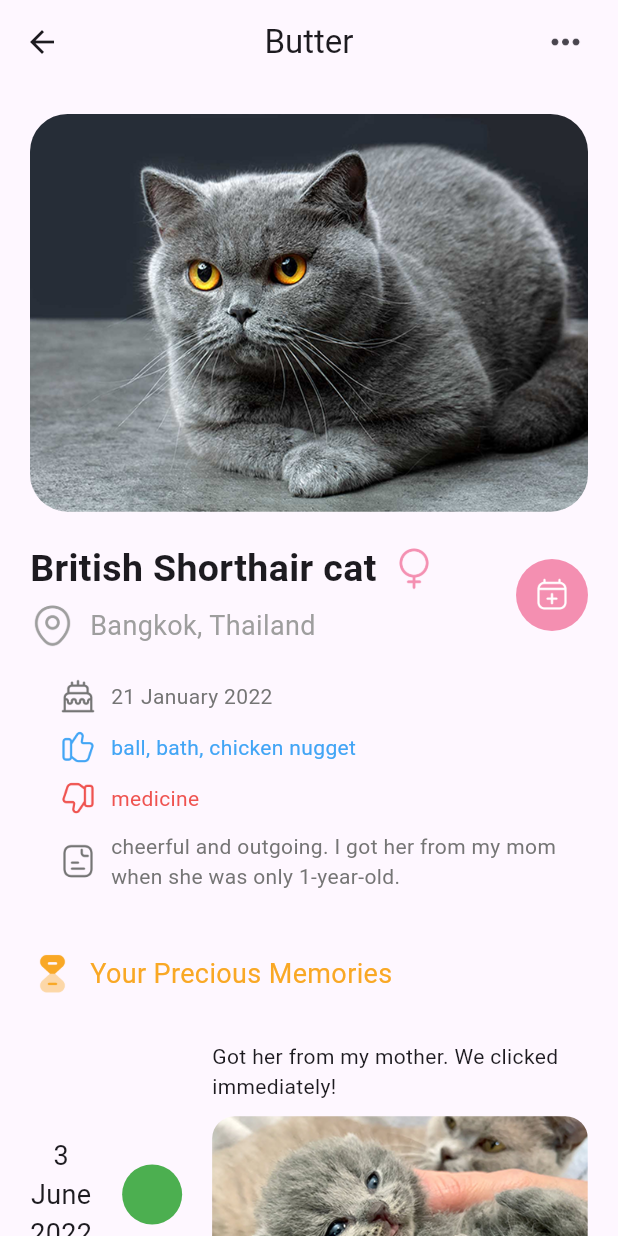
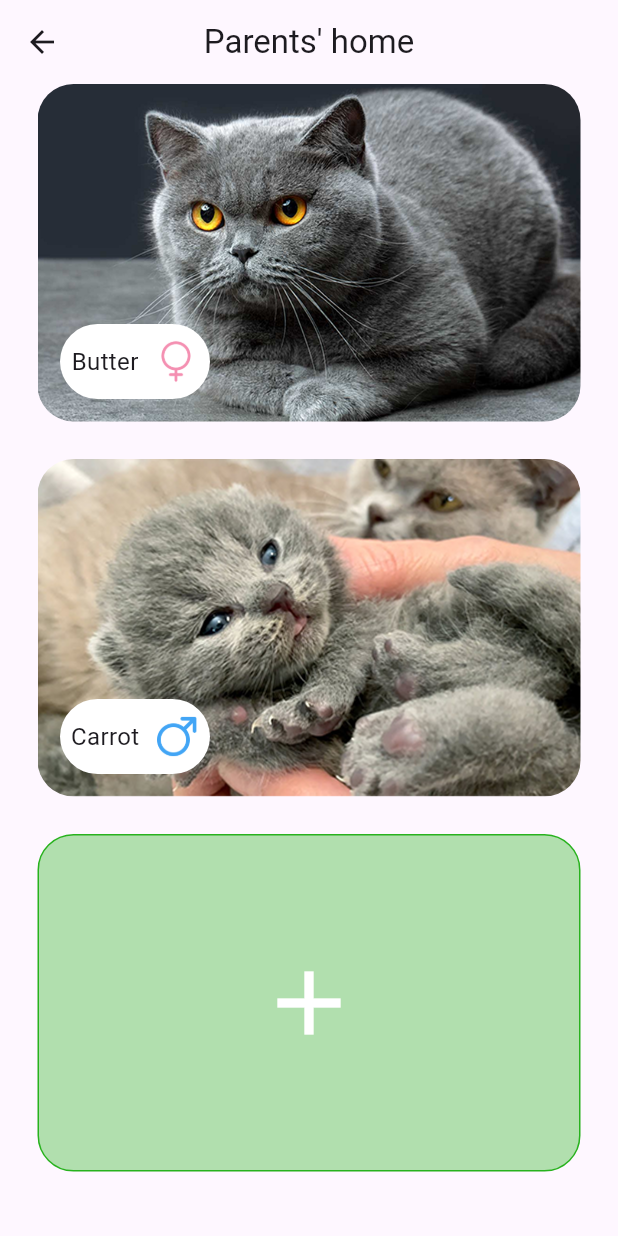
Before and after one commit to nk-n/PawPocket, a Flutter app: the Navbar screen opened by its route, after a tap on "Parents' home", on a phone screen of 412 x 824 dp. Run offline on Flutter 3.47's test engine with Material 3 defaults, Android fonts, the phone set to English and light mode, and no system bars; our stand-ins replace firebase_auth, firebase_core, image_picker; missing offline and left inert: firebase_ui_auth; accounts and stored records are empty.

Commit message:
feat(pet): create pet_home page, refactor code, and link available pages together

```diff
--- a/lib/model/home.dart
+++ b/lib/app/homepage/home.dart
@@ -1,5 +1,6 @@
 import 'package:flutter/material.dart';
-import 'pet.dart';
+import '../../model/pet.dart';
+import 'pet_home.dart';
 
 class Home extends StatelessWidget {
   Home({super.key, required this.homeName, required this.homeImage});
@@ -25,7 +26,9 @@ class Home extends StatelessWidget {
   Widget build(BuildContext context) {
     return GestureDetector(
       onTap: () {
-        Navigator.pushNamed(context, '/eachpet');
+        Navigator.push(context, MaterialPageRoute(builder: (context) =>
+          PetHome(user: "user", homeName: homeName),
+        ));
       },
 
       child: Card(
--- /dev/null
+++ b/lib/app/homepage/pet_home.dart
@@ -0,0 +1,79 @@
+import 'package:flutter/material.dart';
+import 'pet_widgets.dart';
+import '../../model/pet.dart';
+import 'home.dart';
+
+class PetHome extends StatefulWidget {
+  PetHome({super.key, required this.user, required this.homeName});
+  final user;
+  final String homeName;
+  List pets = [
+    PetPanel(
+      pet: Pet(
+        petName: "Butter",
+        petImage: "cat.png",
+        petBDay: "2021-01-21",
+        petGender: "Female",
+        petBreed: "British Shorthair",
+        petFav: "ball, bath, chicken, nugget",
+        petHate: "medicine",
+        petDesc:
+            "cheerful and outgoing. I got her from my mom when she was only 1-year-old.",
+      ),
+    ),
+
+    PetPanel(
+      pet: Pet(
+        petName: "Carrot",
+        petImage: "baby_cat.png",
+        petBDay: "2021-01-21",
+        petGender: "Male",
+        petBreed: "British Shorthair",
+        petFav: "ball, bath, chicken, nugget",
+        petHate: "medicine",
+        petDesc:
+            "cheerful and outgoing. I got her from my mom when she was only 1-year-old.",
+      ),
+    ),
+
+  AddPetButton()
+
+  ];
+
+  @override
+  State<PetHome> createState() => _PetHomeState();
+}
+
+class _PetHomeState extends State<PetHome> {
+  @override
+  Widget build(BuildContext context) {
+    return Scaffold(
+      appBar: AppBar(
+        title: Text(widget.homeName),
+        centerTitle: true,
+        leading: IconButton(
+          onPressed: () {
+            Navigator.pop(context);
+          },
+          icon: Icon(Icons.arrow_back),
+        ),
+      ),
+      body: Container(
+        child: ScrollConfiguration(
+          behavior: const ScrollBehavior(),
+          child: ListView.builder(
+            itemCount: widget.pets.length,
+            itemBuilder: (BuildContext context, int index) {
+              return Container(
+                height: 225,
+                width: 420,
+                margin: EdgeInsets.only(bottom: 25, left: 25, right: 25),
+                child: widget.pets[index],
+              );
+            },
+          ),
+        ),
+      ),
+    );
+  }
+}
--- a/lib/pet_main_page.dart
+++ b/lib/app/homepage/pet_main_page.dart
@@ -1,7 +1,8 @@
 import 'package:flutter/material.dart';
 import 'package:pawpocket/nav_bar.dart';
-import 'model/home.dart';
-import 'model/pet.dart';
+import 'home.dart';
+import 'pet_widgets.dart';
+import '../../model/pet.dart';
 
 class PetMainPage extends StatefulWidget {
   PetMainPage({super.key, required this.user});
--- /dev/null
+++ b/lib/app/homepage/pet_widgets.dart
@@ -0,0 +1,174 @@
+import 'package:flutter/material.dart';
+import 'package:pawpocket/model/pet.dart';
+import '../each-pet/each-pet.dart';
+
+class PetPanel extends StatelessWidget {
+  PetPanel({super.key, required this.pet});
+  final Pet pet;
+
+  @override
+  Widget build(BuildContext context) {
+    return GestureDetector(
+      onTap: () {
+        Navigator.push(context, MaterialPageRoute(builder: (context) => EachPet()));
+      },
+      child: Container(
+        height: 225,
+        width: 420,
+        decoration: BoxDecoration(
+          borderRadius: BorderRadius.circular(24),
+          image: DecorationImage(
+            image: AssetImage("assets/images/${pet.petImage}"),
+            fit: BoxFit.cover,
+          ),
+        ),
+        alignment: Alignment.bottomLeft,
+        child: Container(
+          margin: EdgeInsets.all(15),
+          height: 50,
+          width: 100,
+          decoration: BoxDecoration(
+            color: Colors.white,
+            borderRadius: BorderRadius.circular(32),
+          ),
+          child: Row(
+            mainAxisAlignment: MainAxisAlignment.center,
+            children: [
+              Text(
+                pet.petName,
+                style: TextStyle(fontSize: 16, overflow: TextOverflow.fade),
+              ),
+              const SizedBox(width: 10),
+              ImageIcon(
+                AssetImage(
+                  pet.petGender == "Female"
+                      ? "assets/images/female_icon.png"
+                      : "assets/images/male_icon.png",
+                ),
+                color:
+                    pet.petGender == "Female"
+                        ? Colors.pink[200]
+                        : Colors.blue[400],
+                size: 30,
+              ),
+            ],
+          ),
+        ),
+      ),
+    );
+  }
+}
+
+class AddPetButton extends StatelessWidget {
+  AddPetButton({super.key});
+ @override
+  Widget build(BuildContext context) {
+    return GestureDetector(
+      onTap: () {},
+      child: Container(
+        height: 225,
+        width: 420,
+        decoration: BoxDecoration(
+          color: Color.fromARGB(255, 177, 223, 174),
+          borderRadius: BorderRadius.circular(24),
+          border: Border.all(color: Color.fromARGB(255, 40, 178, 30), width: 1),
+        ),
+        child: Icon(Icons.add, size: 72, color: Colors.white),
+      ),
+    );
+  }
+}
+
+class PetRecent extends StatelessWidget {
+  PetRecent({
+    super.key,
+    required this.pet,
+    required this.date,
+    required this.reminderDesc,
+  });
+  final Pet pet;
+  final String date;
+  final String reminderDesc;
+
+  @override
+  Widget build(BuildContext context) {
+    return GestureDetector(
+      onTap: () {},
+      child: Card(
+        shape: RoundedRectangleBorder(borderRadius: BorderRadius.circular(16)),
+        child: Container(
+          width: 420,
+          child: Column(
+            children: [
+              SizedBox(
+                // decoration: BoxDecoration(
+                //   borderRadius: BorderRadius.circular(16),
+                // ),
+                height: 150,
+                width: 420,
+                child: Image.asset(
+                  "assets/images/${pet.petImage}",
+                  fit: BoxFit.cover,
+                ),
+              ),
+
+              Row(
+                mainAxisAlignment: MainAxisAlignment.spaceBetween,
+                children: [
+                  Container(
+                    margin: EdgeInsets.only(top: 5, left: 15, right: 15),
+                    alignment: Alignment.centerLeft,
+                    child: Text(
+                      "${pet.petName}, ${pet.petBreed}",
+                      style: TextStyle(
+                        fontSize: 18,
+                        fontWeight: FontWeight.bold,
+                        overflow: TextOverflow.fade,
+                      ),
+                    ),
+                  ),
+                  Container(
+                    margin: EdgeInsets.only(left: 15, right: 15),
+                    child: IconButton(
+                      onPressed: () {},
+                      icon: Icon(Icons.more_horiz_rounded),
+                    ),
+                  ),
+                ],
+              ),
+
+              Row(
+                children: [
+                  IconButton(
+                    onPressed: () {},
+                    icon: Icon(Icons.calendar_month_sharp),
+                  ),
+                  Container(
+                    margin: EdgeInsets.only(left: 5, right: 10),
+                    alignment: Alignment.centerLeft,
+                    child: Text(
+                      date,
+                      style: TextStyle(
+                        fontSize: 16,
+                        overflow: TextOverflow.fade,
+                      ),
+                    ),
+                  ),
+                ],
+              ),
+
+              Container(
+                margin: EdgeInsets.only(top: 5, left: 15, right: 15),
+                alignment: Alignment.centerLeft,
+                child: Text(
+                  reminderDesc,
+                  style: TextStyle(fontSize: 16, overflow: TextOverflow.fade),
+                ),
+              ),
+            ],
+          ),
+        ),
+      ),
+    );
+  }
+}
--- a/lib/model/pet.dart
+++ b/lib/model/pet.dart
@@ -1,9 +1,16 @@
 import 'package:flutter/material.dart';
 
 class Pet {
-  Pet({required this.petName, required this.petImage, required this.petBDay,
-  required this.petGender, required this.petBreed,
-  required this.petFav, required this.petHate, required this.petDesc});
+  Pet({
+    required this.petName,
+    required this.petImage,
+    required this.petBDay,
+    required this.petGender,
+    required this.petBreed,
+    required this.petFav,
+    required this.petHate,
+    required this.petDesc,
+  });
 
   final String petName;
   final String petImage;
@@ -14,95 +21,3 @@ class Pet {
   final String petHate;
   final String petDesc;
 }
-
-// class PetPanel extends StatelessWidget {
-//   PetPanel({super.key, required this.pet});
-//   final Pet pet;
-
-
-
-// }
-
-class PetRecent extends StatelessWidget {
-  PetRecent({super.key, required this.pet, required this.date, required this.reminderDesc});
-  final Pet pet;
-  final String date;
-  final String reminderDesc;
-
-  @override
-  Widget build(BuildContext context) {
-    return GestureDetector(
-      onTap: () {
-
-      },
-      child: Card(
-        shape: RoundedRectangleBorder(borderRadius: BorderRadius.circular(16)),
-        child: Container(
-          width: 420,
-          child: Column(
-          children: [
-            SizedBox(
-              // decoration: BoxDecoration(
-              //   borderRadius: BorderRadius.circular(16),
-              // ),
-              height: 150,
-              width: 420,
-              child: Image.asset(
-                "assets/images/${pet.petImage}",
-                fit: BoxFit.cover,
-              ),
-            ),
-
-          Row(
-            mainAxisAlignment: MainAxisAlignment.spaceBetween,
-            children: [
-            Container(
-              margin: EdgeInsets.only(top: 5, left: 15, right: 15),
-              alignment: Alignment.centerLeft,
-              child: Text(
-                "${pet.petName}, ${pet.petBreed}",
-                style: TextStyle(fontSize: 18, fontWeight: FontWeight.bold, overflow: TextOverflow.fade),
-              ),
-            ),
-            Container(
-              margin: EdgeInsets.only(left: 15, right: 15),
-              child: IconButton(
-                onPressed: () {},
-                icon: Icon(Icons.more_horiz_rounded)
-                ),
-            )
-            ],
-          ),
-
-           Row(
-            children: [
-            IconButton(
-              onPressed: () {},
-              icon: Icon(Icons.calendar_month_sharp)
-            ),
-            Container(
-              margin: EdgeInsets.only(left: 5, right: 10),
-              alignment: Alignment.centerLeft,
-              child: Text(
-                date,
-                style: TextStyle(fontSize: 16, overflow: TextOverflow.fade),
-              ),
-            ),
-            ],
-           ),
-
-            Container(
-              margin: EdgeInsets.only(top: 5, left: 15, right: 15),
-              alignment: Alignment.centerLeft,
-              child: Text(
-                reminderDesc,
-                style: TextStyle(fontSize: 16, overflow: TextOverflow.fade),
-              ),
-            ),
-          ],
-        )
-        )
-      ),
-    );
-  }
-}
--- a/lib/nav_bar.dart
+++ b/lib/nav_bar.dart
@@ -1,7 +1,7 @@
 import 'package:flutter/material.dart';
 import 'package:firebase_auth/firebase_auth.dart';
 import 'package:firebase_ui_auth/firebase_ui_auth.dart';
-import 'pet_main_page.dart';
+import 'app/homepage/pet_main_page.dart';
 
 
 class Navbar extends StatefulWidget {
```
